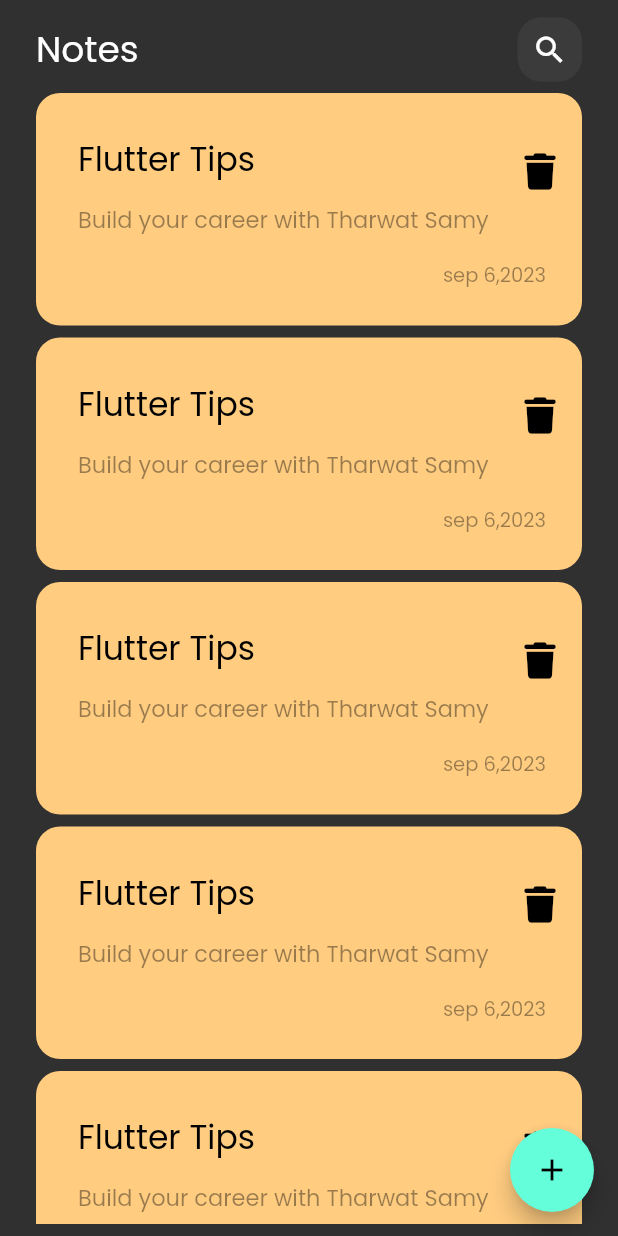
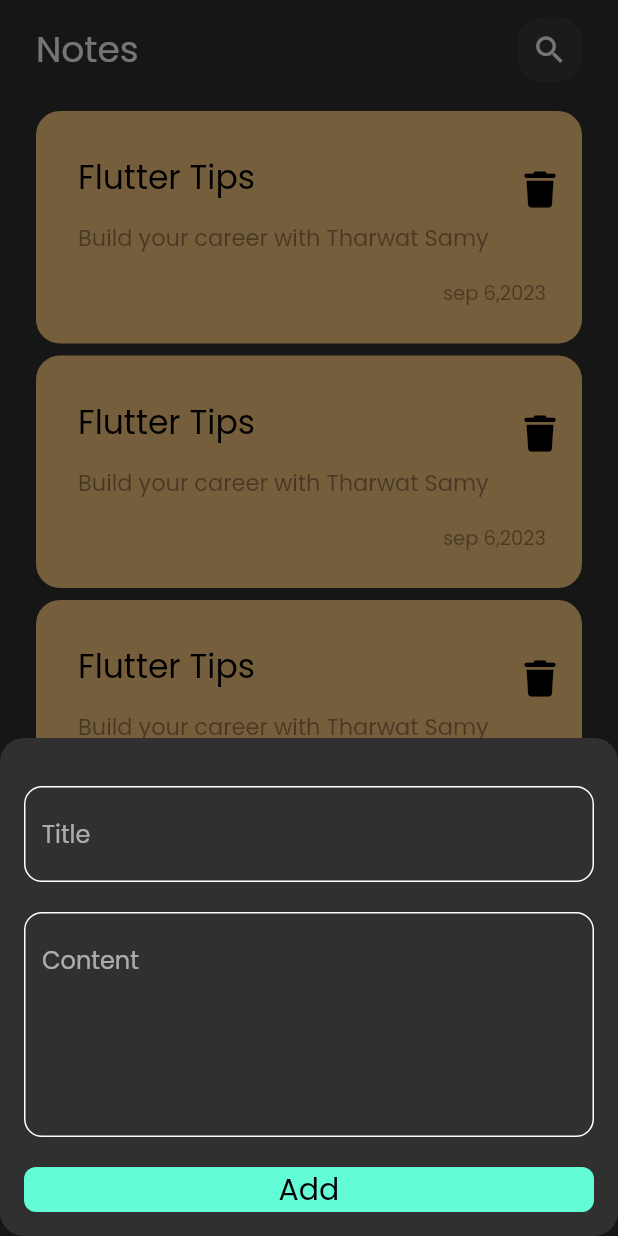
Before and after one commit to AyaNady17/notes_app, a Flutter app: the screen it shows after launch, after a tap on the "add" icon, on a phone screen of 412 x 824 dp. Run offline on Flutter 3.47's test engine with Material 2 defaults, Android fonts, the phone set to English and light mode, and no system bars; our stand-ins replace font_awesome_flutter.

Commit message:
created the modal bottom sheet

```diff
--- /dev/null
+++ b/lib/Widgets/custom_button.dart
@@ -0,0 +1,25 @@
+import 'package:flutter/material.dart';
+
+import '../constants.dart';
+
+class CustomButton extends StatelessWidget {
+  const CustomButton({super.key});
+
+  @override
+  Widget build(BuildContext context) {
+    return Container(
+      width: MediaQuery.of(context).size.width,
+      decoration: const BoxDecoration(
+        color: KPrimaryColor,
+        borderRadius: BorderRadius.all(Radius.circular(8)),
+      ),
+      child: const Center(
+        child: Text(
+          "Add",
+          style: TextStyle(
+              color: Colors.black, fontSize: 20, fontWeight: FontWeight.w300),
+        ),
+      ),
+    );
+  }
+}
--- /dev/null
+++ b/lib/Widgets/custom_note_bottom_sheet.dart
@@ -0,0 +1,41 @@
+import 'package:flutter/material.dart';
+import 'package:notes_app/Widgets/custom_button.dart';
+import 'package:notes_app/Widgets/custom_textfield.dart';
+import 'package:notes_app/constants.dart';
+
+class CustomNoteBottomSheet extends StatelessWidget {
+  const CustomNoteBottomSheet({super.key});
+
+  @override
+  Widget build(BuildContext context) {
+    return Padding(
+      padding: const EdgeInsets.symmetric(horizontal: 16),
+      child: SingleChildScrollView(
+        child: Column(
+          children: [
+            const SizedBox(
+              height: 32,
+            ),
+            CustomTextField(
+              hintText: 'Title',
+            ),
+            const SizedBox(
+              height: 20,
+            ),
+            CustomTextField(
+              hintText: 'Content',
+              maxLines: 5,
+            ),
+            const SizedBox(
+              height: 20,
+            ),
+            const CustomButton(),
+            const SizedBox(
+              height: 16,
+            ),
+          ],
+        ),
+      ),
+    );
+  }
+}
--- /dev/null
+++ b/lib/Widgets/custom_textfield.dart
@@ -0,0 +1,29 @@
+import 'package:flutter/material.dart';
+import 'package:notes_app/constants.dart';
+
+class CustomTextField extends StatelessWidget {
+  CustomTextField({super.key, required this.hintText, this.maxLines = 1});
+
+  String hintText;
+  int maxLines;
+
+  @override
+  Widget build(BuildContext context) {
+    return TextField(
+      maxLines: maxLines,
+      decoration: InputDecoration(
+        hintText: hintText,
+        border: BuildBorder(),
+        enabledBorder: BuildBorder(Colors.white),
+        focusedBorder: BuildBorder(KPrimaryColor),
+      ),
+    );
+  }
+
+  OutlineInputBorder BuildBorder([color]) {
+    return OutlineInputBorder(
+      borderRadius: const BorderRadius.all(Radius.circular(12)),
+      borderSide: BorderSide(color: color ?? Colors.white),
+    );
+  }
+}
--- a/lib/Widgets/notes_list_view.dart
+++ b/lib/Widgets/notes_list_view.dart
@@ -6,11 +6,16 @@ class NotesListView extends StatelessWidget {
 
   @override
   Widget build(BuildContext context) {
-    return ListView.builder(itemBuilder: (context, index) {
-      return const Padding(
-        padding: EdgeInsets.symmetric(vertical: 4),
-        child: NotesItem(),
-      );
-    });
+    return Padding(
+      padding: const EdgeInsets.symmetric(vertical: 12),
+      child: ListView.builder(
+          padding: EdgeInsets.zero,
+          itemBuilder: (context, index) {
+            return const Padding(
+              padding: EdgeInsets.symmetric(vertical: 4),
+              child: NotesItem(),
+            );
+          }),
+    );
   }
 }
--- /dev/null
+++ b/lib/constants.dart
@@ -0,0 +1,3 @@
+import 'package:flutter/material.dart';
+
+const KPrimaryColor = Color(0xff62FCD7);
--- a/lib/views/notes_view.dart
+++ b/lib/views/notes_view.dart
@@ -1,5 +1,6 @@
 import 'package:flutter/material.dart';
 
+import '../Widgets/custom_note_bottom_sheet.dart';
 import '../Widgets/notes_view_body.dart';
 
 class NotesView extends StatelessWidget {
@@ -10,7 +11,16 @@ class NotesView extends StatelessWidget {
     return Scaffold(
       body: const NotesViewBody(),
       floatingActionButton: FloatingActionButton(
-        onPressed: () {},
+        onPressed: () {
+          showModalBottomSheet(
+              shape: RoundedRectangleBorder(
+                borderRadius: BorderRadius.circular(16),
+              ),
+              context: context,
+              builder: (context) {
+                return const CustomNoteBottomSheet();
+              });
+        },
         child: const Icon(Icons.add),
       ),
     );
```
